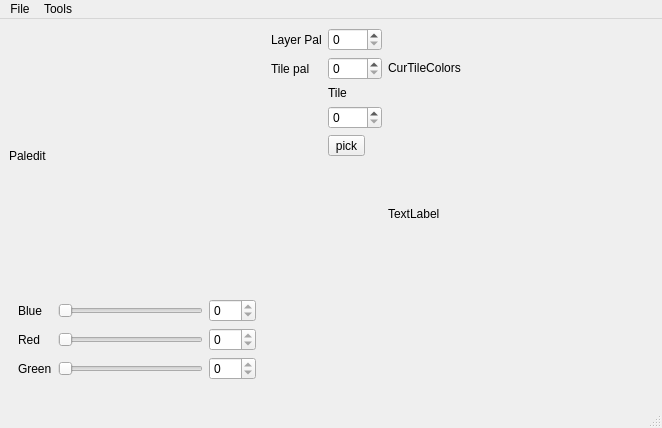
This is mainwin.ui in bestm80eva/TSEditor as Qt 5 draws it before an edit. The edited form follows.
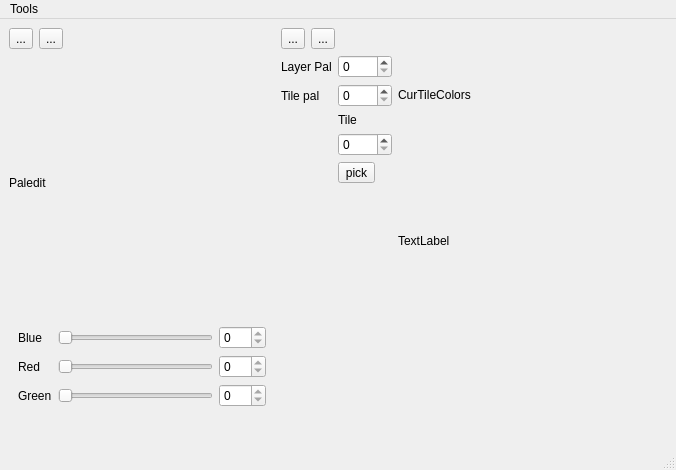
This is the edited form. Icons and pictures are not drawn. Custom widgets are drawn as their Qt base class.

The edit to the form file:
```diff
--- a/mainwin.ui
+++ b/mainwin.ui
@@ -6,17 +6,56 @@
    <rect>
     <x>0</x>
     <y>0</y>
-    <width>662</width>
-    <height>428</height>
+    <width>676</width>
+    <height>470</height>
    </rect>
   </property>
   <property name="windowTitle">
    <string>MainWindow</string>
   </property>
   <widget class="QWidget" name="centralwidget">
-   <layout class="QHBoxLayout" name="horizontalLayout">
+   <layout class="QHBoxLayout" name="horizontalLayout_3">
     <item>
      <layout class="QVBoxLayout" name="verticalLayout">
+      <item>
+       <layout class="QHBoxLayout" name="horizontalLayout">
+        <item>
+         <widget class="QToolButton" name="palOpen">
+          <property name="text">
+           <string>...</string>
+          </property>
+          <property name="icon">
+           <iconset resource="resrs.qrc">
+            <normaloff>:/images/document-open.png</normaloff>:/images/document-open.png</iconset>
+          </property>
+         </widget>
+        </item>
+        <item>
+         <widget class="QToolButton" name="palSave">
+          <property name="text">
+           <string>...</string>
+          </property>
+          <property name="icon">
+           <iconset resource="resrs.qrc">
+            <normaloff>:/images/document-save.png</normaloff>:/images/document-save.png</iconset>
+          </property>
+         </widget>
+        </item>
+        <item>
+         <spacer name="horizontalSpacer_2">
+          <property name="orientation">
+           <enum>Qt::Horizontal</enum>
+          </property>
+          <property name="sizeHint" stdset="0">
+           <size>
+            <width>40</width>
+            <height>20</height>
+           </size>
+          </property>
+         </spacer>
+        </item>
+       </layout>
+      </item>
       <item>
        <widget class="MLabel" name="paledit">
         <property name="sizePolicy">
@@ -148,6 +187,47 @@
      </layout>
     </item>
     <item>
+     <layout class="QVBoxLayout" name="verticalLayout_3">
+      <item>
+       <layout class="QHBoxLayout" name="horizontalLayout_2">
+        <item>
+         <widget class="QToolButton" name="tileOpen">
+          <property name="text">
+           <string>...</string>
+          </property>
+          <property name="icon">
+           <iconset resource="resrs.qrc">
+            <normaloff>:/images/document-open.png</normaloff>:/images/document-open.png</iconset>
+          </property>
+         </widget>
+        </item>
+        <item>
+         <widget class="QToolButton" name="tileSave">
+          <property name="text">
+           <string>...</string>
+          </property>
+          <property name="icon">
+           <iconset resource="resrs.qrc">
+            <normaloff>:/images/document-save.png</normaloff>:/images/document-save.png</iconset>
+          </property>
+         </widget>
+        </item>
+        <item>
+         <spacer name="horizontalSpacer_3">
+          <property name="orientation">
+           <enum>Qt::Horizontal</enum>
+          </property>
+          <property name="sizeHint" stdset="0">
+           <size>
+            <width>40</width>
+            <height>20</height>
+           </size>
+          </property>
+         </spacer>
+        </item>
+       </layout>
+      </item>
+      <item>
      <layout class="QGridLayout" name="gridLayout_2">
       <item row="0" column="0">
        <widget class="QLabel" name="label_4">
@@ -294,30 +374,24 @@
      </layout>
     </item>
    </layout>
+    </item>
+   </layout>
   </widget>
   <widget class="QMenuBar" name="menubar">
    <property name="geometry">
     <rect>
      <x>0</x>
      <y>0</y>
-     <width>662</width>
+     <width>676</width>
      <height>20</height>
     </rect>
    </property>
-   <widget class="QMenu" name="menuFile">
-    <property name="title">
-     <string>File</string>
-    </property>
-    <addaction name="actOpenPrj"/>
-    <addaction name="actSavePrj"/>
-   </widget>
    <widget class="QMenu" name="menuTools">
     <property name="title">
      <string>Tools</string>
     </property>
     <addaction name="actTMEdit"/>
    </widget>
-   <addaction name="menuFile"/>
    <addaction name="menuTools"/>
   </widget>
   <widget class="QStatusBar" name="statusbar"/>
```
Left out of the diff: 4 changed lines with no effect on the pictures. Lines whose indentation alone changed are shown as unchanged.
